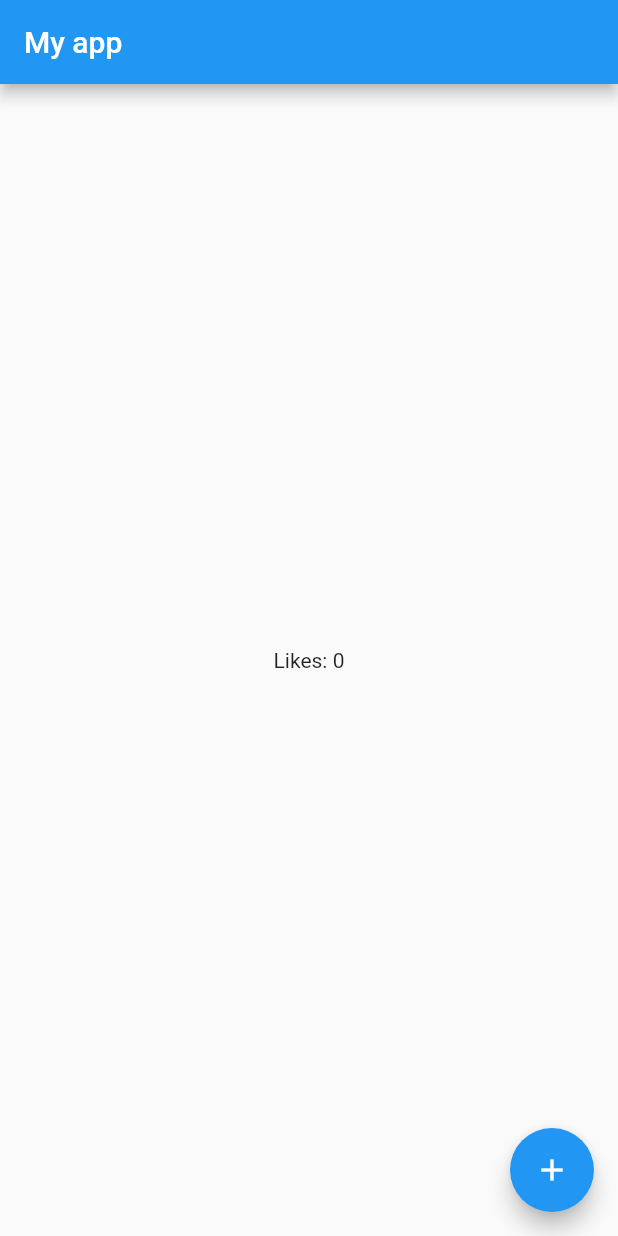
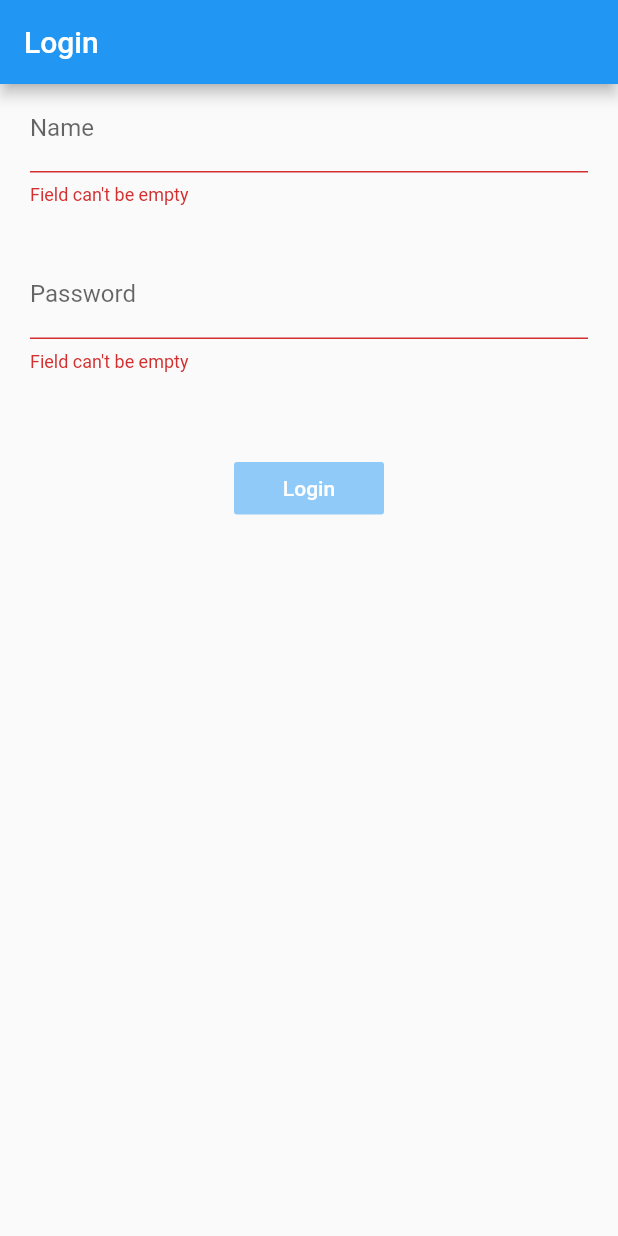
Before and after one commit to marciovalim/learning_flutter_mobx, a Flutter app: the screen it shows after launch, on a phone screen of 412 x 824 dp. Run offline on Flutter 3.47's test engine with Material 2 defaults, Android fonts, the phone set to English and light mode, and no system bars; our stand-ins replace flutter_mobx, get_it, mobx; generated files the repository leaves out were written again.

Commit message:
added reactive form example

```diff
--- /dev/null
+++ b/lib/controllers/login_controller.dart
@@ -0,0 +1,51 @@
+import 'package:learning_mob_x/di/getIt.dart';
+import 'package:learning_mob_x/models/login_model.dart';
+import 'package:learning_mob_x/models/user_model.dart';
+import 'package:mobx/mobx.dart';
+part 'login_controller.g.dart';
+
+class LoginController = _LoginControllerBase with _$LoginController;
+
+abstract class _LoginControllerBase with Store {
+  final loginModel = LoginModel();
+
+  @computed
+  bool get isButtonPressable => formIsValid && !isLoginLoading;
+
+  @observable
+  bool isLoginLoading = false;
+
+  @computed
+  bool get formIsValid => validateName() == null && validatePassword() == null;
+
+  String validateName() {
+    final name = loginModel.name;
+    if (name == null || name.isEmpty) {
+      return "Field can't be empty";
+    }
+    if (name == null || name.length < 3) {
+      return "Name can't be shorter than 3 characters";
+    }
+    return null;
+  }
+
+  String validatePassword() {
+    final password = loginModel.password;
+    if (password == null || password.isEmpty) {
+      return "Field can't be empty";
+    }
+    if (password.length < 8) {
+      return "Password can't be shorter than 8 characters";
+    }
+    return null;
+  }
+
+  @action
+  Future<bool> login() async {
+    isLoginLoading = true;
+    final logged =
+        await getIt<UserModel>().login(loginModel.name, loginModel.password);
+    isLoginLoading = false;
+    return logged;
+  }
+}
--- a/lib/main.dart
+++ b/lib/main.dart
@@ -1,6 +1,8 @@
 import 'package:flutter/widgets.dart';
+import 'package:learning_mob_x/di/getIt.dart';
 import 'package:learning_mob_x/presentation/app.dart';
 
-void main() {
+void main() async {
+  await GetItUtils.setup();
   runApp(App());
 }
--- /dev/null
+++ b/lib/models/login_model.dart
@@ -0,0 +1,19 @@
+import 'package:mobx/mobx.dart';
+
+part 'login_model.g.dart';
+
+class LoginModel = _LoginModelBase with _$LoginModel;
+
+abstract class _LoginModelBase with Store {
+  @observable
+  String name;
+
+  @observable
+  String password;
+
+  @action
+  void setName(String value) => name = value;
+
+  @action
+  void setPassword(String value) => password = value;
+}
--- a/lib/presentation/app.dart
+++ b/lib/presentation/app.dart
@@ -1,7 +1,9 @@
 import 'package:flutter/material.dart';
+import 'package:flutter_mobx/flutter_mobx.dart';
+import 'package:learning_mob_x/di/getIt.dart';
+import 'package:learning_mob_x/models/user_model.dart';
 import 'package:learning_mob_x/presentation/pages/home/home_page.dart';
-import 'package:learning_mob_x/state/user.dart';
-import 'package:provider/provider.dart';
+import 'package:learning_mob_x/presentation/pages/login/login_page.dart';
 
 class App extends StatelessWidget {
   const App({Key key}) : super(key: key);
@@ -10,14 +12,10 @@ class App extends StatelessWidget {
   Widget build(BuildContext context) {
     return MaterialApp(
       debugShowCheckedModeBanner: false,
-      home: MultiProvider(
-        providers: [
-          Provider<User>(
-            create: (_) => User(),
-          ),
-        ],
-        child: const HomePage(),
-      ),
+      home: Observer(builder: (_) {
+        final userModel = getIt<UserModel>();
+        return userModel.isLogged ? const HomePage() : const LoginPage();
+      }),
     );
   }
 }
--- /dev/null
+++ b/lib/presentation/pages/login/login_form.dart
@@ -0,0 +1,74 @@
+import 'package:flutter/material.dart';
+import 'package:flutter_mobx/flutter_mobx.dart';
+import 'package:learning_mob_x/controllers/login_controller.dart';
+import 'package:learning_mob_x/presentation/pages/login/login_text_field.dart';
+import 'package:learning_mob_x/presentation/widgets/small_progress_indicator.dart';
+
+class LoginForm extends StatefulWidget {
+  const LoginForm({Key key}) : super(key: key);
+
+  @override
+  _LoginFormState createState() => _LoginFormState();
+}
+
+class _LoginFormState extends State<LoginForm> {
+  final _controller = LoginController();
+
+  @override
+  Widget build(BuildContext context) {
+    return Padding(
+      padding: const EdgeInsets.symmetric(horizontal: 20),
+      child: Column(
+        children: [
+          LoginTextField(
+            label: 'Name',
+            errorText: _controller.validateName,
+            onChanged: _controller.loginModel.setName,
+          ),
+          SizedBox(height: 30),
+          LoginTextField(
+            label: 'Password',
+            errorText: _controller.validatePassword,
+            onChanged: _controller.loginModel.setPassword,
+          ),
+          SizedBox(height: 60),
+          Observer(builder: (_) {
+            return SizedBox(
+              width: 100,
+              height: 35,
+              child: RaisedButton(
+                color: Colors.blue[400],
+                disabledColor: Colors.blue[200],
+                onPressed: _controller.isButtonPressable ? _requestLogin : null,
+                child: _controller.isLoginLoading
+                    ? SmallProgressIndicator()
+                    : Text(
+                        'Login',
+                        style: TextStyle(
+                          color: Colors.white,
+                        ),
+                      ),
+              ),
+            );
+          }),
+        ],
+      ),
+    );
+  }
+
+  Future<void> _requestLogin() async {
+    final isLogged = await _controller.login();
+    if (!isLogged) {
+      // ignore: deprecated_member_use
+      Scaffold.of(context).hideCurrentSnackBar();
+      // ignore: deprecated_member_use
+      Scaffold.of(context).showSnackBar(
+        SnackBar(
+          backgroundColor: Colors.red,
+          content: Text('Username or password incorrect'),
+          duration: Duration(seconds: 3),
+        ),
+      );
+    }
+  }
+}
--- /dev/null
+++ b/lib/presentation/pages/login/login_page.dart
@@ -0,0 +1,14 @@
+import 'package:flutter/material.dart';
+import 'package:learning_mob_x/presentation/pages/login/login_form.dart';
+
+class LoginPage extends StatelessWidget {
+  const LoginPage({Key key}) : super(key: key);
+
+  @override
+  Widget build(BuildContext context) {
+    return Scaffold(
+      appBar: AppBar(title: Text('Login')),
+      body: LoginForm(),
+    );
+  }
+}
--- /dev/null
+++ b/lib/presentation/pages/login/login_text_field.dart
@@ -0,0 +1,28 @@
+import 'package:flutter/material.dart';
+import 'package:flutter_mobx/flutter_mobx.dart';
+
+class LoginTextField extends StatelessWidget {
+  final String label;
+  final String Function() errorText;
+  final Function(String) onChanged;
+
+  const LoginTextField({
+    Key key,
+    @required this.label,
+    @required this.errorText,
+    @required this.onChanged,
+  }) : super(key: key);
+
+  @override
+  Widget build(BuildContext context) {
+    return Observer(builder: (_) {
+      return TextField(
+        onChanged: onChanged,
+        decoration: InputDecoration(
+          labelText: label,
+          errorText: errorText == null ? null : errorText.call(),
+        ),
+      );
+    });
+  }
+}
--- /dev/null
+++ b/lib/services/auth_service.dart
@@ -0,0 +1,8 @@
+class AuthService {
+  const AuthService.singleton();
+
+  Future<bool> login(String name, String password) async {
+    await Future.delayed(Duration(seconds: 1));
+    return name == "Marcio" && password == "12345678";
+  }
+}
--- a/lib/state/user.dart
+++ /dev/null
@@ -1,15 +0,0 @@
-import 'package:mobx/mobx.dart';
-
-part 'user.g.dart';
-
-class User = _UserBase with _$User;
-
-abstract class _UserBase with Store {
-  @observable
-  int likes = 0;
-
-  @action
-  void addLike() {
-    likes++;
-  }
-}
--- a/pubspec.yaml
+++ b/pubspec.yaml
@@ -25,8 +25,8 @@ dependencies:
     sdk: flutter
   cupertino_icons: ^1.0.1
   flutter_mobx: ^1.1.0+2
+  get_it: ^5.0.3
   mobx: ^1.2.1+4
-  provider: ^4.3.2+3
 
 dev_dependencies:
   flutter_test:
```
Also changed, not shown: lib/di/getIt.dart (added, +14 -0 lines), lib/models/user_model.dart (added, +31 -0 lines), lib/presentation/pages/home/home_page.dart (+10 -3 lines), lib/presentation/widgets/small_progress_indicator.dart (added, +21 -0 lines), lib/controllers/login_controller.g.dart (added), lib/models/login_model.g.dart (added), lib/models/user_model.g.dart (added), lib/state/user.g.dart (deleted), pubspec.lock.
